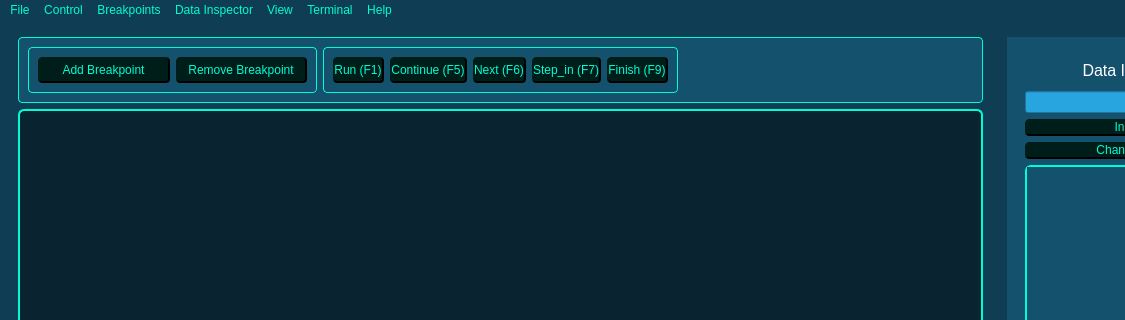
First picture: the form in src/gui/PPP_interface.ui, repository Vinigperuzzi/TCC, before the edit; both pictures show x 0 to 1125 and y 0 to 320 of the 1280 by 720 pixel window.
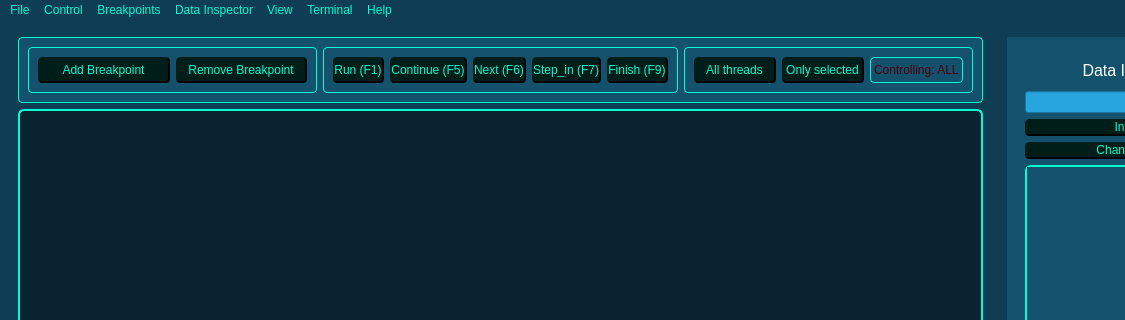
Second picture: the form after the edit.

Commit message: Permitindo escolher qual o escopo de controle das threads

```diff
--- a/src/gui/PPP_interface.ui
+++ b/src/gui/PPP_interface.ui
@@ -89,6 +89,10 @@
 	border-color:rgb(0, 252, 210);
     border-radius: 4px;
 	background-color:rgb(20, 81, 109);
+}
+
+QLabel {
+	color: rgb(70, 0, 5);
 }</string>
          </property>
          <property name="frameShape">
@@ -243,7 +247,7 @@
              </sizepolicy>
             </property>
             <property name="styleSheet">
-             <string notr="true">border-style: none;</string>
+             <string notr="true"/>
             </property>
             <property name="frameShape">
              <enum>QFrame::StyledPanel</enum>
@@ -251,6 +255,41 @@
             <property name="frameShadow">
              <enum>QFrame::Raised</enum>
             </property>
+            <layout class="QHBoxLayout" name="horizontalLayout">
+             <item>
+              <widget class="QPushButton" name="my_all_threads">
+               <property name="sizePolicy">
+                <sizepolicy hsizetype="Minimum" vsizetype="Preferred">
+                 <horstretch>0</horstretch>
+                 <verstretch>0</verstretch>
+                </sizepolicy>
+               </property>
+               <property name="text">
+                <string>All threads</string>
+               </property>
+              </widget>
+             </item>
+             <item>
+              <widget class="QPushButton" name="my_selected_thread">
+               <property name="sizePolicy">
+                <sizepolicy hsizetype="Minimum" vsizetype="Preferred">
+                 <horstretch>0</horstretch>
+                 <verstretch>0</verstretch>
+                </sizepolicy>
+               </property>
+               <property name="text">
+                <string>Only selected</string>
+               </property>
+              </widget>
+             </item>
+             <item>
+              <widget class="QLabel" name="my_controlling">
+               <property name="text">
+                <string>Controlling: ALL</string>
+               </property>
+              </widget>
+             </item>
+            </layout>
            </widget>
           </item>
          </layout>
```
Left out of the diff: 3 changed lines with no effect on the pictures. The commit also changes 8 other files.
